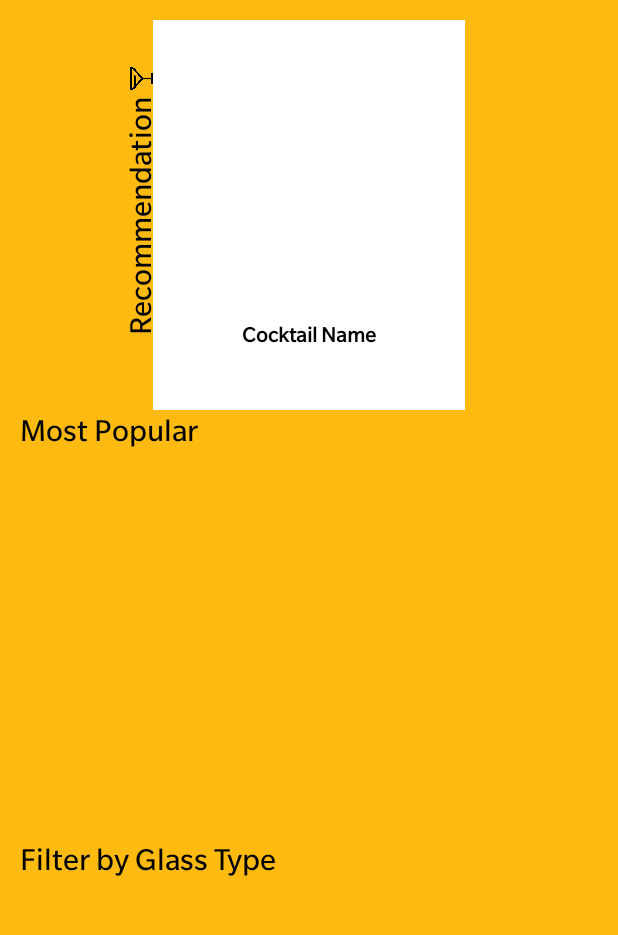
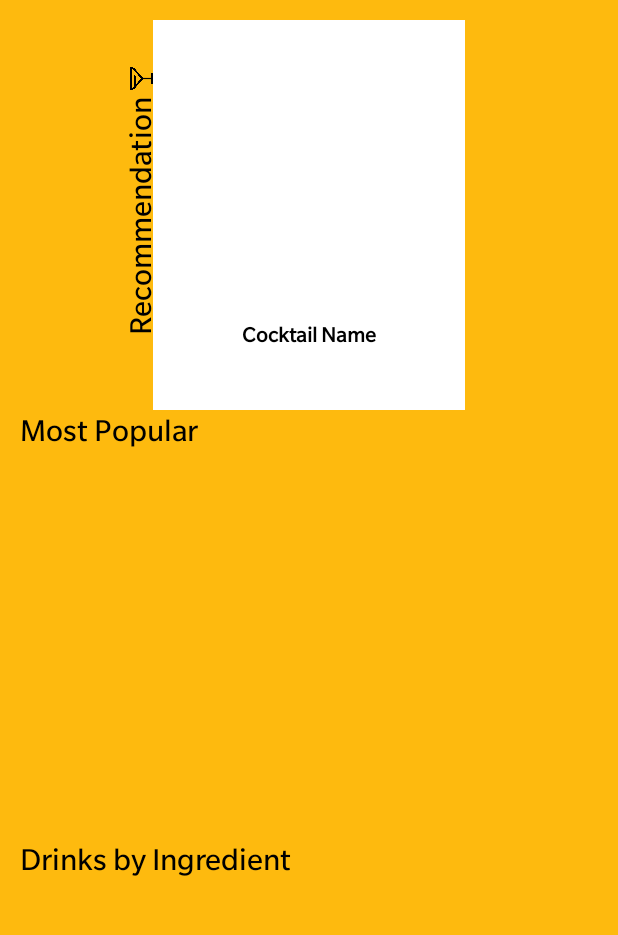
Before and after one commit to Fangzsx/cocktail-db, an Android app: the screen it shows after launch (MainActivity), on a phone screen of 412 x 824 dp, the part 73-1008 px from its top. Run offline under Robolectric (Android 15) with nearby library versions, the phone set to English and light mode, and no system bars; our stand-ins replace sdp/ssp sizes; plain views replace AnimatedBottomBar, CornerCutLinearLayout; pictures from the network do not load; 1 statement that could not run was skipped.

Commit message:
add ingredient item layout

```diff
--- a/app/src/main/res/layout/fragment_home.xml
+++ b/app/src/main/res/layout/fragment_home.xml
@@ -126,15 +126,23 @@
                 app:layout_constraintStart_toStartOf="@id/tv_most_popular"/>
 
             <TextView
-                android:id="@+id/tv_filter_glass_type"
+                android:id="@+id/tv_drinks_by_ingredient"
                 android:layout_width="wrap_content"
                 android:layout_height="wrap_content"
                 app:layout_constraintTop_toBottomOf="@id/rv_most_popular"
                 app:layout_constraintStart_toStartOf="@id/tv_most_popular"
-                android:text="Filter by Glass Type"
+                android:text="Drinks by Ingredient"
                 android:textColor="?colorOnPrimary"
                 android:fontFamily="@font/oneplussans"
                 android:textSize="@dimen/_15ssp"/>
+
+            <androidx.recyclerview.widget.RecyclerView
+                android:id="@+id/rv_ingredients"
+                android:layout_width="match_parent"
+                android:layout_height="@dimen/_200sdp"
+                android:layout_marginStart="@dimen/_10sdp"
+                android:layout_marginEnd="@dimen/_10sdp"
+                app:layout_constraintTop_toBottomOf="@id/tv_drinks_by_ingredient"/>
 
 
 
--- /dev/null
+++ b/app/src/main/res/layout/ingredient_item.xml
@@ -0,0 +1,6 @@
+<?xml version="1.0" encoding="utf-8"?>
+<androidx.constraintlayout.widget.ConstraintLayout xmlns:android="http://schemas.android.com/apk/res/android"
+    android:layout_width="match_parent"
+    android:layout_height="match_parent">
+
+</androidx.constraintlayout.widget.ConstraintLayout>
```
